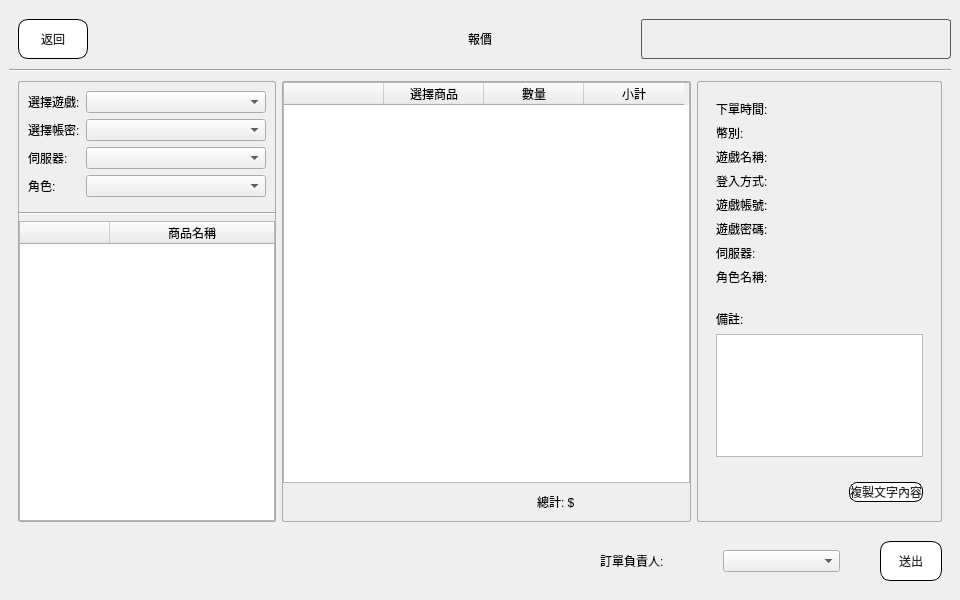
Old version of the form src/AdbClient/StageCustomerService/LayerSayCost.ui in the repository roger0816/Adb.
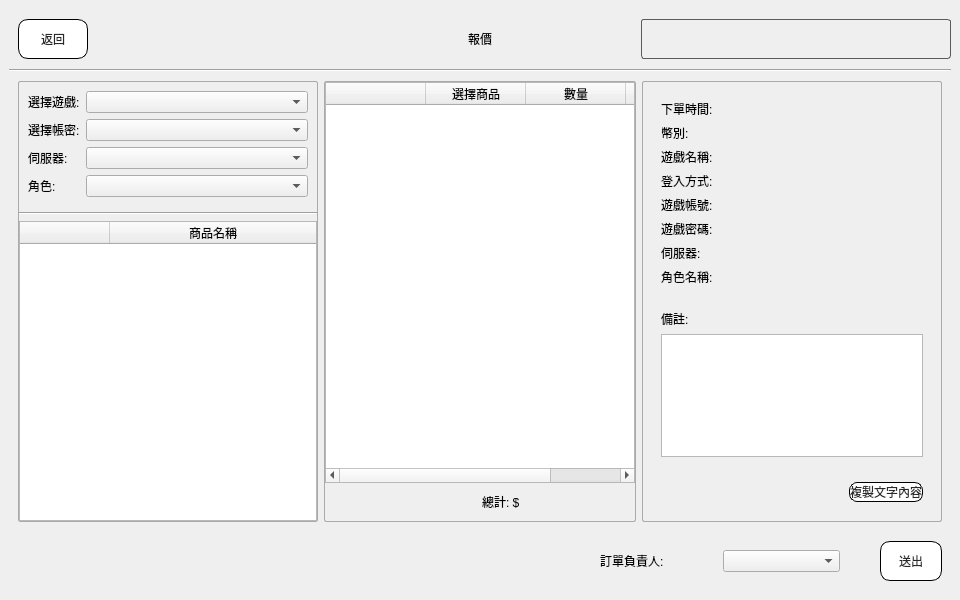
New version of the form.

Patch:
```diff
--- a/src/AdbClient/StageCustomerService/LayerSayCost.ui
+++ b/src/AdbClient/StageCustomerService/LayerSayCost.ui
@@ -253,7 +253,7 @@
            </property>
            <property name="minimumSize">
             <size>
-             <width>245</width>
+             <width>300</width>
              <height>100</height>
             </size>
            </property>
@@ -497,13 +497,13 @@
            </property>
            <property name="minimumSize">
             <size>
-             <width>200</width>
+             <width>300</width>
              <height>0</height>
             </size>
            </property>
            <property name="maximumSize">
             <size>
-             <width>245</width>
+             <width>16777215</width>
              <height>16777215</height>
             </size>
            </property>
```
Left out of the diff: 18 changed lines with no effect on the pictures.
